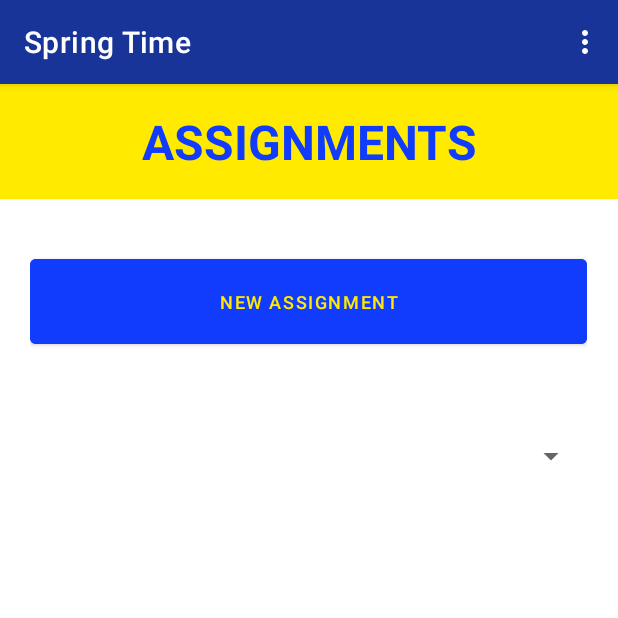
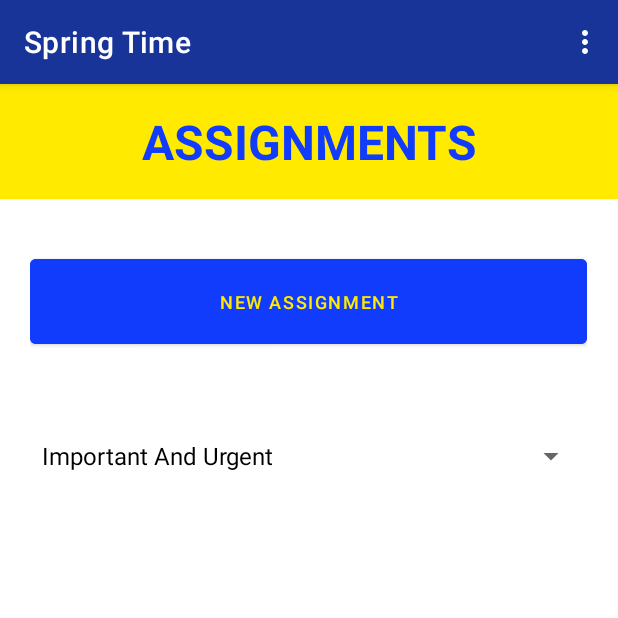
Before and after one commit to agamt1511/TheSchedule_FinalProject, an Android app: the AssignmentsView screen opened directly, with no data from a screen before it, on a phone screen of 412 x 824 dp, the top half of it. Run offline under Robolectric (Android 15) with nearby library versions, the phone set to English and light mode, and no system bars; our stand-ins replace Firebase (no records; nobody signed in at launch, a user with empty details on screens opened directly).

Commit message:
Finished: Notes & Daily Schedule. Starting: Assignment.

```diff
--- a/app/src/main/java/com/example/theschedule_finalproject/AssignmentsView.java
+++ b/app/src/main/java/com/example/theschedule_finalproject/AssignmentsView.java
@@ -1,4 +1,7 @@
 package com.example.theschedule_finalproject;
+
+import static com.example.theschedule_finalproject.FBref.authRef;
+import static com.example.theschedule_finalproject.FBref.currentUser;
 
 import androidx.annotation.NonNull;
 import androidx.appcompat.app.AppCompatActivity;
@@ -6,14 +9,27 @@ import androidx.appcompat.app.AppCompatActivity;
 import android.content.BroadcastReceiver;
 import android.content.Intent;
 import android.content.IntentFilter;
+import android.content.res.Resources;
 import android.net.ConnectivityManager;
 import android.os.Bundle;
 import android.view.Menu;
 import android.view.MenuItem;
 import android.view.View;
+import android.widget.AdapterView;
+import android.widget.ArrayAdapter;
+import android.widget.ListView;
+import android.widget.Spinner;
 
-public class AssignmentsView extends AppCompatActivity {
+import com.example.theschedule_finalproject.Models.Assignment;
+
+public class AssignmentsView extends AppCompatActivity implements AdapterView.OnItemSelectedListener{
     BroadcastReceiver broadcastReceiver;
+
+    Spinner importance_spAV;
+    ListView assignments_lvAV;
+
+    String[] priorities;
+    Assignment assignment;
 
     @Override
     protected void onCreate(Bundle savedInstanceState) {
@@ -23,6 +39,24 @@ public class AssignmentsView extends AppCompatActivity {
         //בדיקת חיבור לאינטרנט באמצעות BrodcastReciever
         broadcastReceiver = new NetworkConnectionReceiver();
         registerReceiver(broadcastReceiver,new IntentFilter(ConnectivityManager.CONNECTIVITY_ACTION));
+
+        importance_spAV = (Spinner) findViewById(R.id.importance_spAV);
+        assignments_lvAV = (ListView) findViewById(R.id.assignments_lvAV);
+
+        assignment = new Assignment();
+
+        currentUser = authRef.getCurrentUser(); //קבלת UID של משתמש מחובר
+
+        Resources resources = getResources();
+        priorities = resources.getStringArray(R.array.priorities);
+        setArrayPriorities();
+        importance_spAV.setOnItemSelectedListener(this);
+
+    }
+
+    private void setArrayPriorities() {
+        ArrayAdapter<String> arrayAdapter = new ArrayAdapter<String>(this, androidx.appcompat.R.layout.support_simple_spinner_dropdown_item,priorities);
+        importance_spAV.setAdapter(arrayAdapter);
     }
 
     @Override
@@ -60,6 +94,13 @@ public class AssignmentsView extends AppCompatActivity {
         startActivity(newActivity);
     }
 
-    public void toRecyclingBin_assignments(View view) {
+    @Override
+    public void onItemSelected(AdapterView<?> adapterView, View view, int i, long l) {
+        String importance = priorities[i];
+    }
+
+    @Override
+    public void onNothingSelected(AdapterView<?> adapterView) {
+
     }
 }
--- a/app/src/main/res/layout/activity_assignments_view.xml
+++ b/app/src/main/res/layout/activity_assignments_view.xml
@@ -66,13 +66,16 @@
                 android:layout_height="0dp"
                 android:layout_weight="5" />
 
-            <androidx.recyclerview.widget.RecyclerView
-                android:id="@+id/assignments_rvAV"
+            <ListView
+                android:id="@+id/assignments_lvAV"
                 android:layout_width="match_parent"
                 android:layout_height="0dp"
-                android:layout_weight="65">
+                android:layout_weight="60" />
 
-            </androidx.recyclerview.widget.RecyclerView>
+            <Space
+                android:layout_width="match_parent"
+                android:layout_height="0dp"
+                android:layout_weight="5" />
 
         </LinearLayout>
 
```
Also changed, not shown: app/src/main/res/layout/assignment_cell.xml (added, +32 -0 lines).
